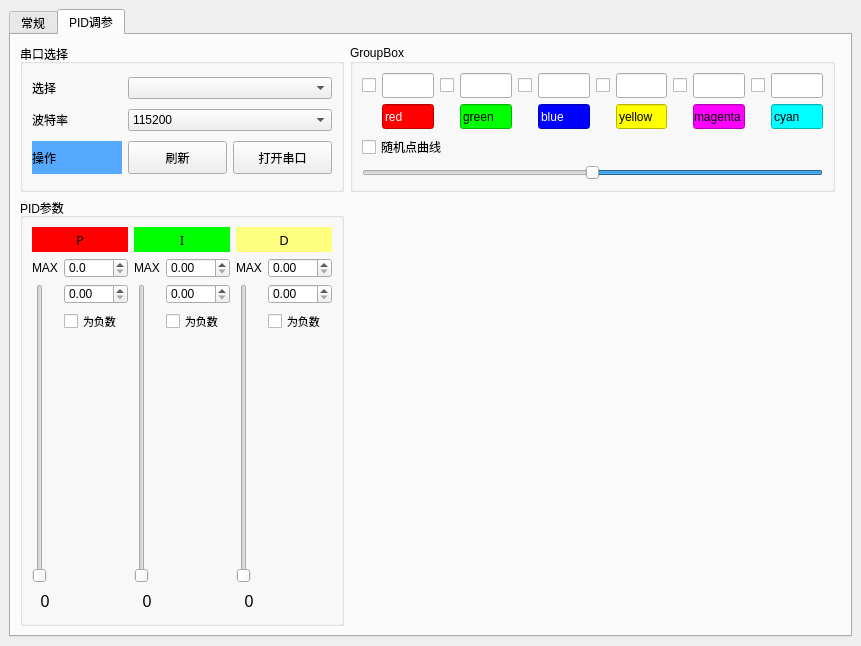
Old version of the form ui_mainwidow.ui in the repository StrangeChan/SerialDebuggingAssistant.
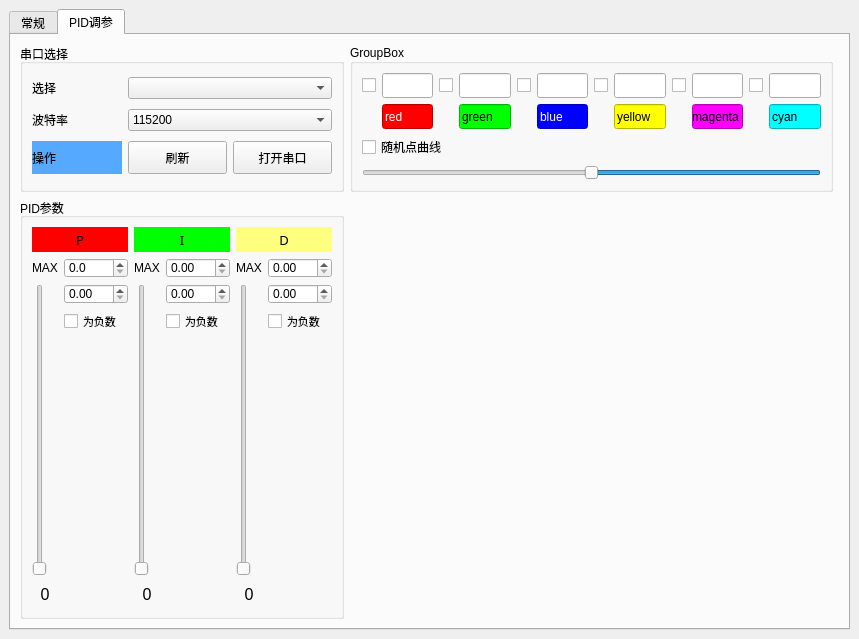
New version of the form. Custom widgets are drawn as their Qt base class.

What changed in the file:
```diff
--- a/ui_mainwidow.ui
+++ b/ui_mainwidow.ui
@@ -6,8 +6,8 @@
    <rect>
     <x>0</x>
     <y>0</y>
-    <width>861</width>
-    <height>646</height>
+    <width>859</width>
+    <height>639</height>
    </rect>
   </property>
   <property name="baseSize">
@@ -830,7 +830,7 @@
               <number>50</number>
              </property>
              <property name="pageStep">
-              <number>5</number>
+              <number>1</number>
              </property>
              <property name="value">
               <number>0</number>
@@ -1064,6 +1064,9 @@
              <property name="maximum">
               <number>100</number>
              </property>
+             <property name="pageStep">
+              <number>1</number>
+             </property>
              <property name="value">
               <number>0</number>
              </property>
@@ -1105,6 +1108,9 @@
              <property name="maximum">
               <number>100</number>
              </property>
+             <property name="pageStep">
+              <number>1</number>
+             </property>
              <property name="orientation">
               <enum>Qt::Vertical</enum>
              </property>
```
